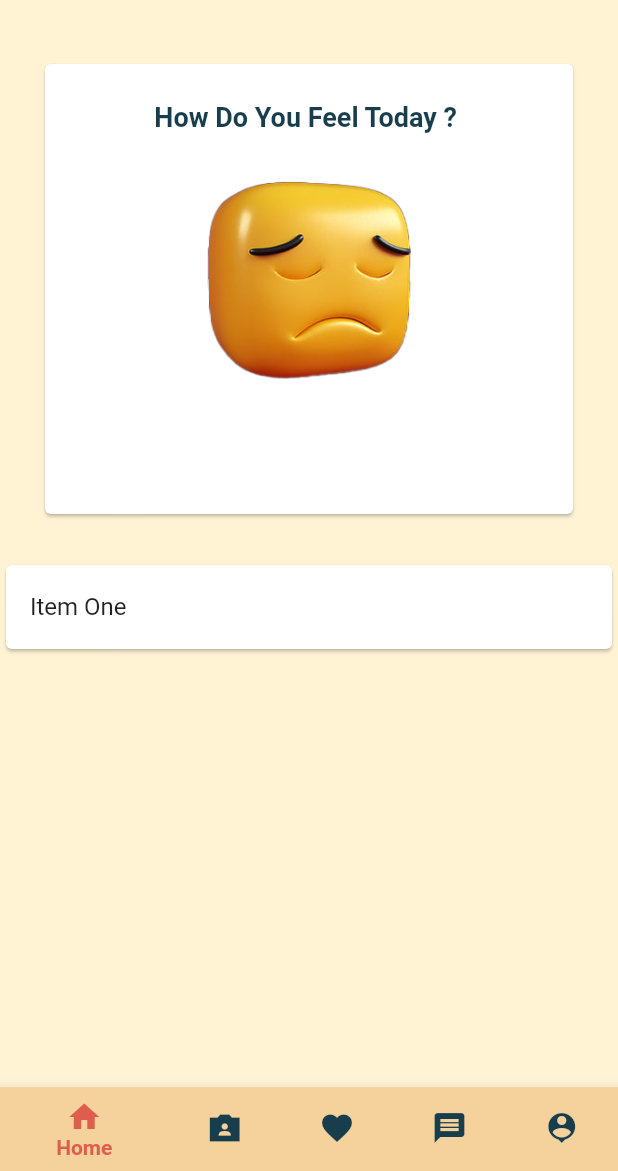
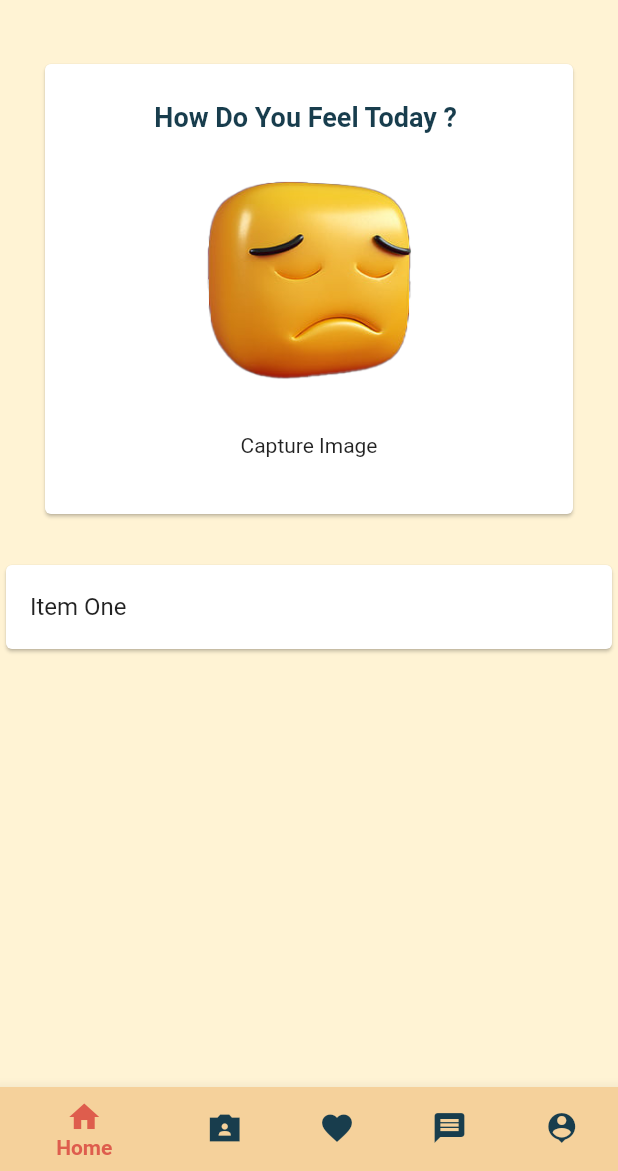
Before and after one commit to TharinduWeerasinghe/FYP_EMuTheraphy_app, a Flutter app: the screen it shows after launch, on a phone screen of 412 x 824 dp, the part 65-1236 px from its top. Run offline on Flutter 3.47's test engine with Material 2 defaults, Android fonts, the light colour scheme and no system bars; our stand-ins replace device_preview; missing offline and left inert: dart:ffi.

Commit message:
Update home_tab_screen.dart

```diff
--- a/lib/screens/home_tab_screen.dart
+++ b/lib/screens/home_tab_screen.dart
@@ -31,7 +31,8 @@ class HomeTab extends StatelessWidget {
                   child: Column(
                       children: [
                         Text("How Do You Feel Today ? ", style: TextStyle(fontSize: 18, color: mainFontColor, fontWeight: FontWeight.bold),),
-                        Image.asset('assets/images/sad_img.png', width: 200, height: 200,)
+                        Image.asset('assets/images/sad_img.png', width: 200, height: 200,),
+                        Text("Capture Image")
                       ],
                   )
                 )
```
